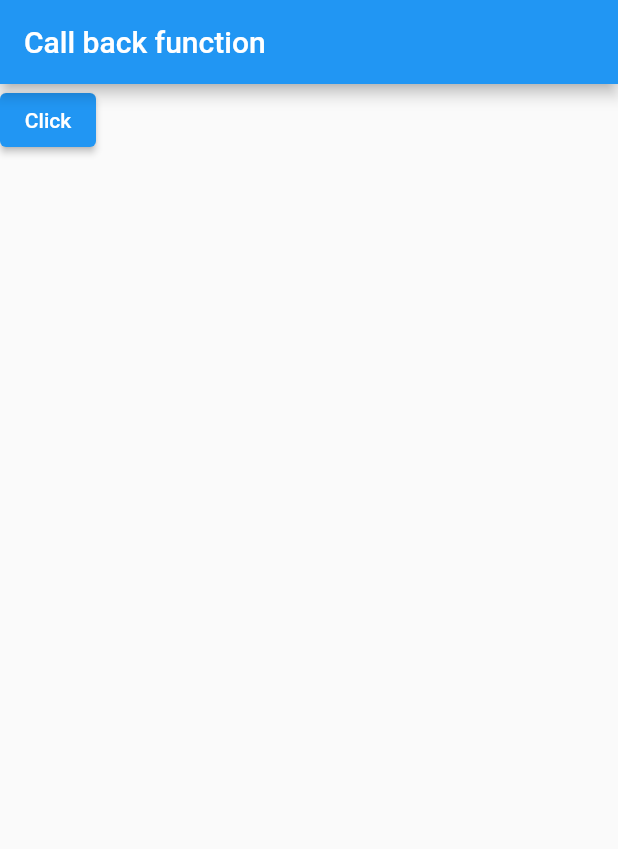
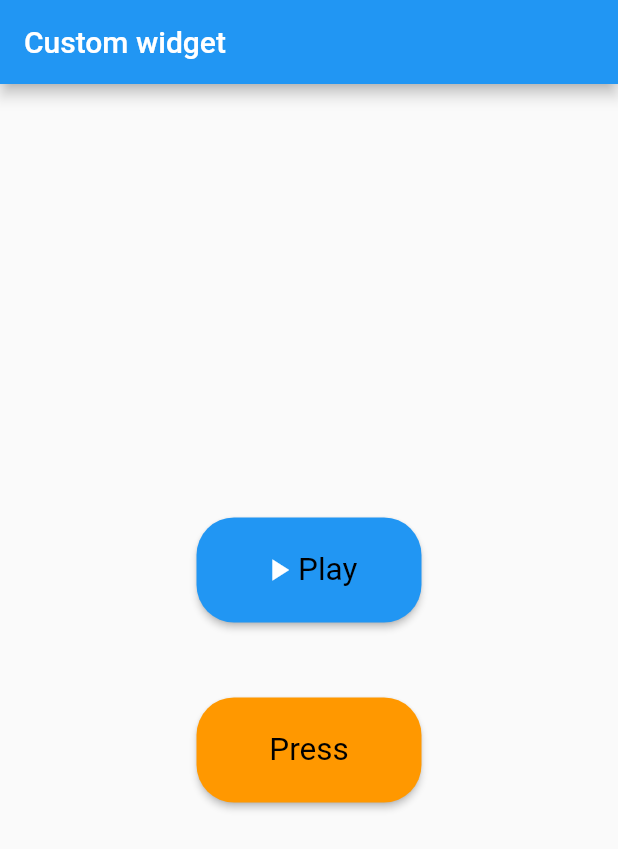
Before and after one commit to KiranKhadd29/practiceFlutter, a Flutter app: the screen it shows after launch, on a phone screen of 412 x 824 dp. Shown: the top 849 px of the screen. Run offline on Flutter 3.47's test engine with Material 2 defaults, Android fonts, the phone set to English and light mode, and no system bars.

Commit message:
Custom widgets

```diff
--- a/Sayali Workspace/demoproject/lib/main.dart
+++ b/Sayali Workspace/demoproject/lib/main.dart
@@ -1,4 +1,6 @@
 //import 'package:demoproject/ui_helper/util.dart';
+import 'package:demoproject/ui_helper/util.dart';
+import 'package:demoproject/widgets/rounded_btn.dart';
 import 'package:flutter/material.dart';
 //import 'package:intl/intl.dart';
 
@@ -35,16 +37,14 @@ class MyHomePage extends StatefulWidget {
 }
 
 class _MyHomePageState extends State<MyHomePage> {
-
-  callback() {
+  /*callback() {
     print('Clicked!!!');
-  }
-
-  var emailText = TextEditingController();
-  var passText = TextEditingController();
+  }*/
+  //var emailText = TextEditingController();
+  //var passText = TextEditingController();
   @override
   Widget build(BuildContext context) {
-    var arrColors =[Colors.redAccent,
+    /*var arrColors =[Colors.redAccent,
       Colors.orangeAccent,
       Colors.grey,
       Colors.blueAccent,
@@ -52,14 +52,14 @@ class _MyHomePageState extends State<MyHomePage> {
       Colors.greenAccent,
       Colors.purpleAccent,
       Colors.cyanAccent,
-    ];
+    ];*/
     //var arrNames = ['Sayali','Kiran','Kiya','Siya','Kiyansh','Siyansh','Kiyara','Kiyasa'];
     //var time = DateTime.now();
     return Scaffold(
       appBar: AppBar(
         // Here we take the value from the MyHomePage object that was created by
         // the App.build method, and use it to set our appbar title.
-        title: Text('Call back function'),
+        title: Text('Custom widget'),
       ),
       //Flutter container
       /*body:Center(
@@ -772,10 +772,46 @@ class _MyHomePageState extends State<MyHomePage> {
         itemCount: arrColors.length,
       ),*/
       //callback function
-      body: ElevatedButton(
+      /*body: ElevatedButton(
         child: Text('Click'),
         onPressed: callback,
-      ),
-    );
+      ),*/
+      //custom widgets
+      body: Center(
+        child: Column(
+          mainAxisAlignment: MainAxisAlignment.center,
+          children: [
+            Container(
+              width: 150,
+              height: 70,
+              child: RoundedButton(
+                btnName: 'Play',
+                icon: Icon(Icons.play_arrow),
+                //bgColor: ,
+                callback: () {
+                  print('Playing!!!');
+                },
+                textStyle: mTextStyle2(),
+              ),
+            ),
+            Container(
+              height: 50,
+            ),
+            Container(
+              width: 150,
+              height: 70,
+              child: RoundedButton(
+                btnName: 'Press',
+                //icon: Icon(Icons.login),
+                bgColor: Colors.orange,
+                callback: () {
+                  print('Pressed!!!');
+                },
+                textStyle: mTextStyle2(),
+              ),
+            ),
+          ],
+        ),
+      ));
   }
 }
--- /dev/null
+++ b/Sayali Workspace/demoproject/lib/widgets/rounded_btn.dart
@@ -0,0 +1,47 @@
+import 'package:flutter/cupertino.dart';
+import 'package:flutter/material.dart';
+
+class RoundedButton extends StatelessWidget{
+  final String btnName;
+  final Icon? icon;
+  final Color? bgColor;
+  final TextStyle? textStyle;
+  final VoidCallback? callback;
+
+
+  RoundedButton({
+    required this.btnName,
+    this.icon,
+    this.bgColor ,
+    this.textStyle,
+    this.callback
+  });
+
+  @override
+  Widget build(BuildContext context) {
+    return ElevatedButton(onPressed: () {
+         callback!();
+      }, child: icon!=null ? Row(
+          mainAxisAlignment: MainAxisAlignment.center,
+          children: [
+            icon!,
+            Container(
+              width: 1,
+            ),
+            Text(btnName,style: textStyle,)
+          ],
+      ) : Text(btnName,style: textStyle,),
+        style: ElevatedButton.styleFrom(
+          backgroundColor: bgColor,
+            //foregroundColor: bgColor,
+            //shadowColor: bgColor,
+            shape: RoundedRectangleBorder(
+               borderRadius: BorderRadius.all(
+               Radius.circular(25),
+                )
+             )
+        ),
+    );
+  }
+
+}
```
